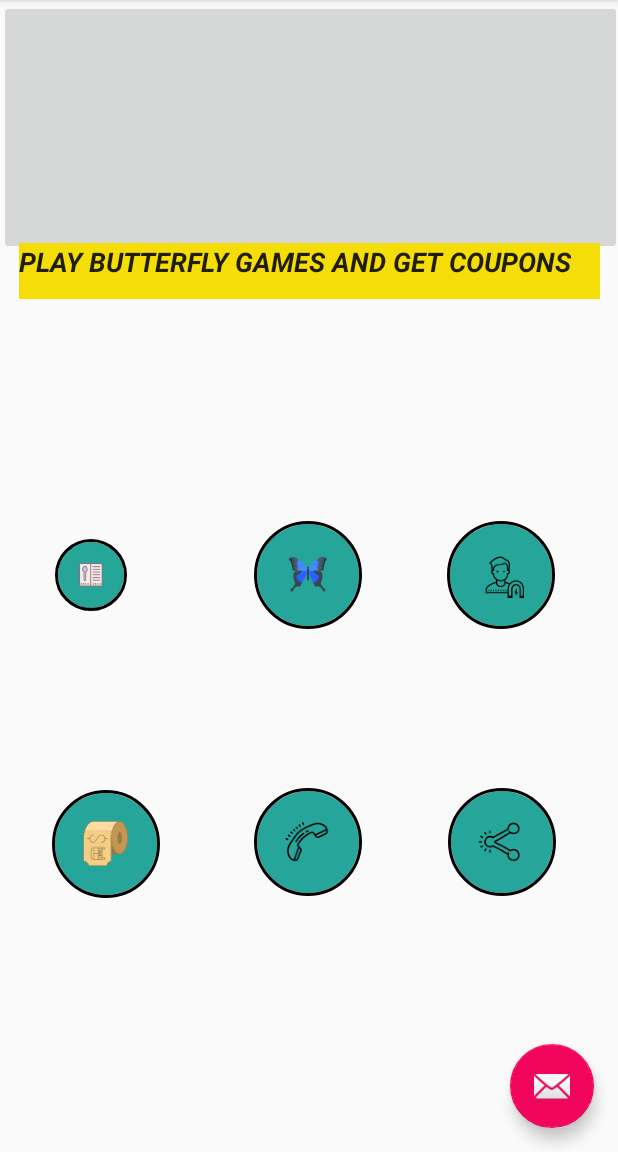
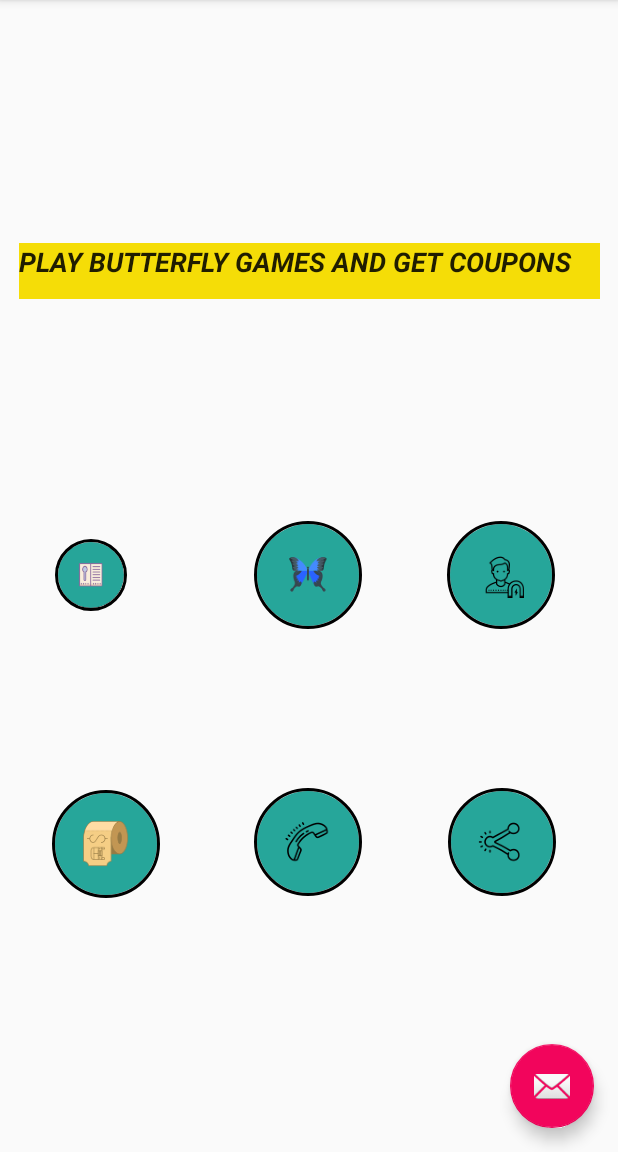
Before and after one commit to ShaGodG/TheButterflyCorner3, an Android app: the screen it shows after launch (MainActivity), on a phone screen of 412 x 824 dp, the part 84-1236 px from its top. Run offline under Robolectric (Android 15) with nearby library versions, the phone set to English and light mode, and no system bars; our stand-ins replace CircleImageView.

Commit message:
main bg image deleted

```diff
--- a/app/src/main/res/layout/content_main.xml
+++ b/app/src/main/res/layout/content_main.xml
@@ -7,18 +7,6 @@
     app:layout_behavior="@string/appbar_scrolling_view_behavior"
     tools:context=".MainActivity"
     tools:showIn="@layout/app_bar_main">
-
-    <ImageButton
-        android:id="@+id/imageButton11"
-        android:layout_width="415dp"
-        android:layout_height="170dp"
-        app:layout_constraintBottom_toBottomOf="parent"
-        app:layout_constraintEnd_toEndOf="parent"
-        app:layout_constraintHorizontal_bias="0.454"
-        app:layout_constraintStart_toStartOf="parent"
-        app:layout_constraintTop_toTopOf="parent"
-        app:layout_constraintVertical_bias="0.0"
-        tools:srcCompat="@tools:sample/backgrounds/scenic[3]" />
 
     <TextView
         android:id="@+id/textView117"
```
